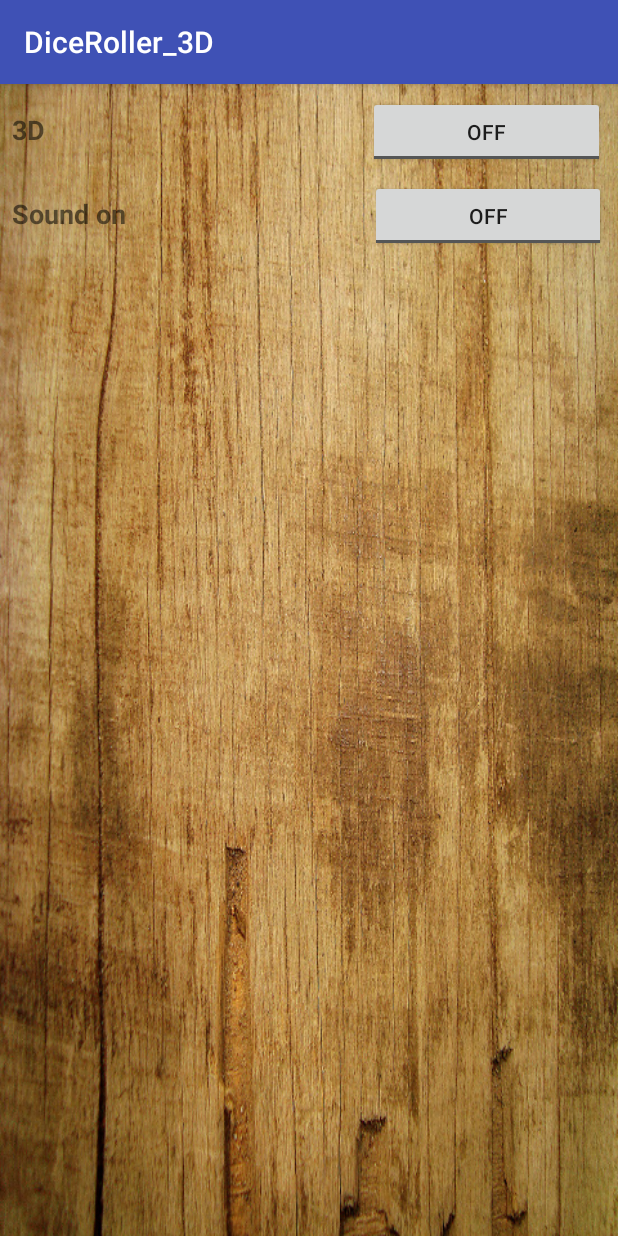
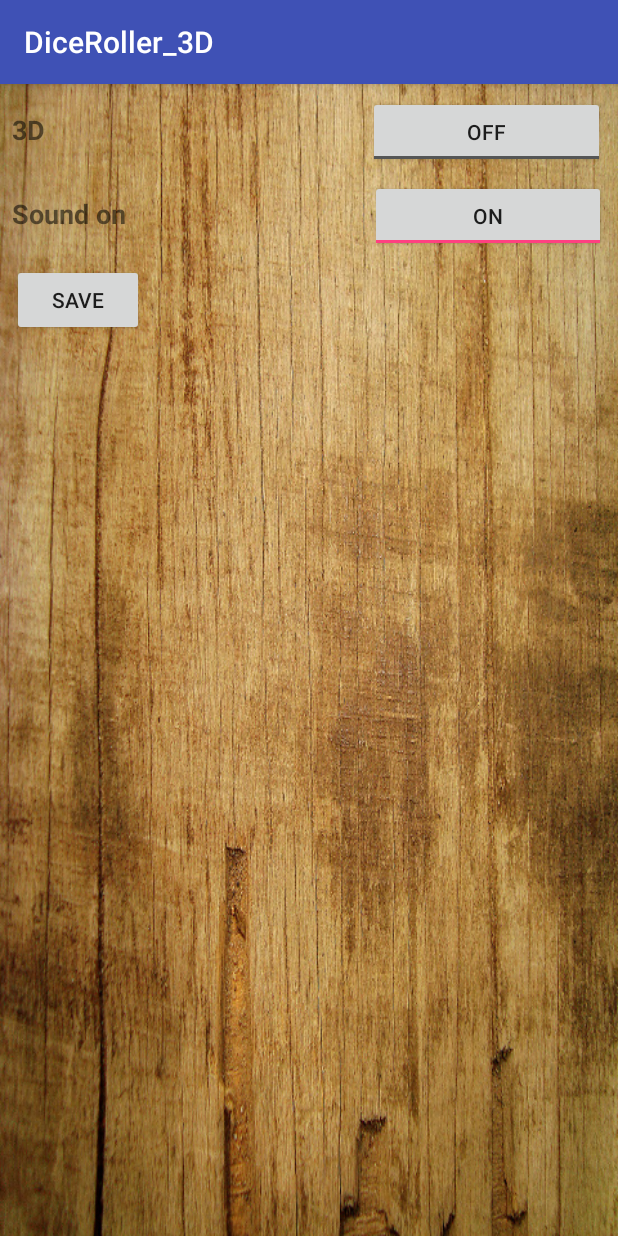
Before and after one commit to Kaiden25/DiceRoller_3D, an Android app: the screen it shows after launch (SettingsActivity), after a tap on "SETTINGS", on a phone screen of 412 x 824 dp. Run offline under Robolectric (Android 15) with nearby library versions, the phone set to English and light mode, and no system bars.

Commit message:
added logic to settingsActivity

```diff
--- a/app/src/main/java/strecha/com/diceroller_3d/SettingsActivity.java
+++ b/app/src/main/java/strecha/com/diceroller_3d/SettingsActivity.java
@@ -1,13 +1,52 @@
 package strecha.com.diceroller_3d;
 
+import android.content.Intent;
 import android.support.v7.app.AppCompatActivity;
 import android.os.Bundle;
+import android.view.View;
+import android.widget.ToggleButton;
+
+import strecha.com.diceroller_3d.module.Settings;
+import strecha.com.diceroller_3d.module.SettingsFileHandler;
 
 public class SettingsActivity extends AppCompatActivity {
+
+    public static final String EXTRA_SETTINGS_SOUND = "strecha.com.diceroller_3d.SettingsActivity.Settings-Sound";
+    public static final String EXTRA_SETTINGS_3D = "strecha.com.diceroller_3d.SettingsActivity.Settings-3D";
+
+    private ToggleButton tglButSound;
+    private ToggleButton tglBut3d;
+
+    private boolean hasSound;
+    private boolean is3d;
 
     @Override
     protected void onCreate(Bundle savedInstanceState) {
         super.onCreate(savedInstanceState);
         setContentView(R.layout.activity_settings);
+
+        tglButSound = (ToggleButton) findViewById(R.id.tglButSound);
+        tglBut3d = (ToggleButton) findViewById(R.id.tglBut3D);
+
+        Intent intent = getIntent();
+
+        hasSound = intent.getBooleanExtra(EXTRA_SETTINGS_SOUND, true);
+        is3d = intent.getBooleanExtra(EXTRA_SETTINGS_3D, false);
+
+        tglButSound.setChecked(hasSound);
+        tglBut3d.setChecked(is3d);
+    }
+
+    public void onSaveButtonClick(View view){
+
+        assert tglButSound != null && tglBut3d != null;
+        if (tglButSound.isChecked() != hasSound && tglBut3d.isChecked() != is3d) {
+            Settings settings = new Settings(tglButSound.isChecked(), tglBut3d.isChecked());
+            SettingsFileHandler sgh = new SettingsFileHandler(this);
+            sgh.writeSettings(settings);
+        }
+
+        Intent intent = new Intent(this, RollActivity.class);
+        startActivity(intent);
     }
 }
--- a/app/src/main/res/layout/activity_settings.xml
+++ b/app/src/main/res/layout/activity_settings.xml
@@ -33,7 +33,7 @@
             android:textStyle="bold" />
 
         <ToggleButton
-            android:id="@+id/toggleButton"
+            android:id="@+id/tglBut3D"
             android:layout_width="wrap_content"
             android:layout_height="wrap_content"
             android:layout_weight="1"
@@ -43,7 +43,7 @@
     </LinearLayout>
 
     <LinearLayout
-        android:layout_width="match_parent"
+        android:layout_width="0dp"
         android:layout_height="wrap_content"
         android:layout_marginLeft="8dp"
         android:layout_marginRight="8dp"
@@ -51,7 +51,10 @@
         android:orientation="horizontal"
         app:layout_constraintLeft_toLeftOf="parent"
         app:layout_constraintRight_toRightOf="parent"
-        app:layout_constraintTop_toBottomOf="@+id/linearLayout">
+        app:layout_constraintTop_toBottomOf="@+id/linearLayout"
+        android:layout_marginStart="8dp"
+        android:layout_marginEnd="8dp"
+        android:id="@+id/linearLayout3">
 
         <TextView
             android:id="@+id/textView3"
@@ -65,7 +68,7 @@
             android:textStyle="bold" />
 
         <ToggleButton
-            android:id="@+id/toggleButton2"
+            android:id="@+id/tglButSound"
             android:layout_width="10dp"
             android:layout_height="wrap_content"
             android:layout_weight="1"
@@ -74,4 +77,15 @@
 
     </LinearLayout>
 
+    <Button
+        android:id="@+id/button"
+        android:layout_width="wrap_content"
+        android:layout_height="wrap_content"
+        android:text="@string/saveSettingsButtonText"
+        android:layout_marginTop="8dp"
+        android:onClick="onSaveButtonClick"
+        app:layout_constraintTop_toBottomOf="@+id/linearLayout3"
+        android:layout_marginStart="8dp"
+        app:layout_constraintLeft_toLeftOf="parent" />
+
 </android.support.constraint.ConstraintLayout>
--- a/app/src/main/res/values/strings.xml
+++ b/app/src/main/res/values/strings.xml
@@ -8,4 +8,5 @@
     <string name="diceDisplaySetting">3D</string>
     <string name="on">on</string>
     <string name="off">off</string>
+    <string name="saveSettingsButtonText">Save</string>
 </resources>
```
